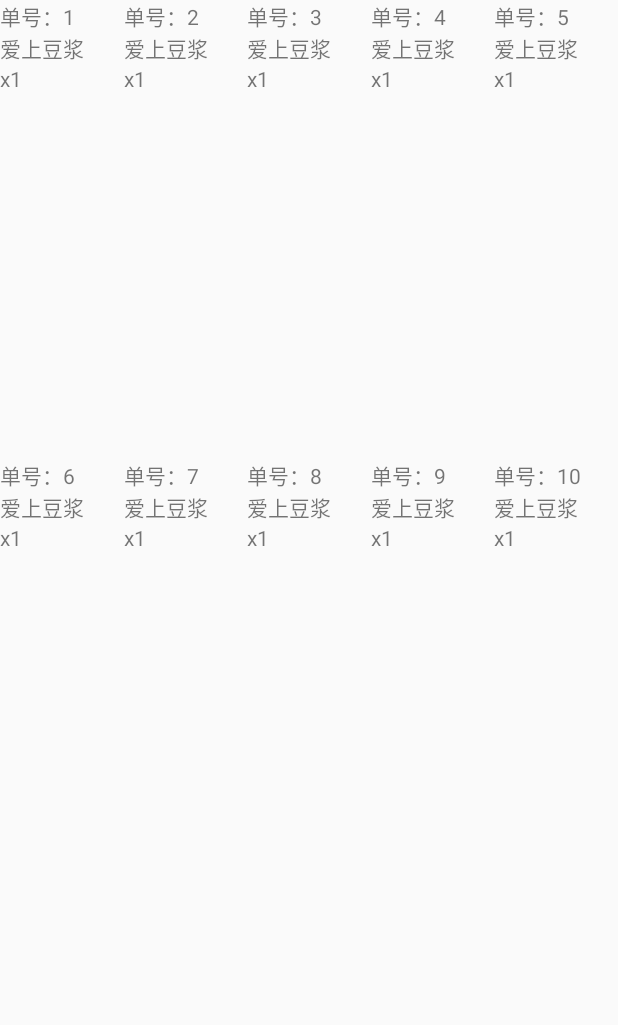
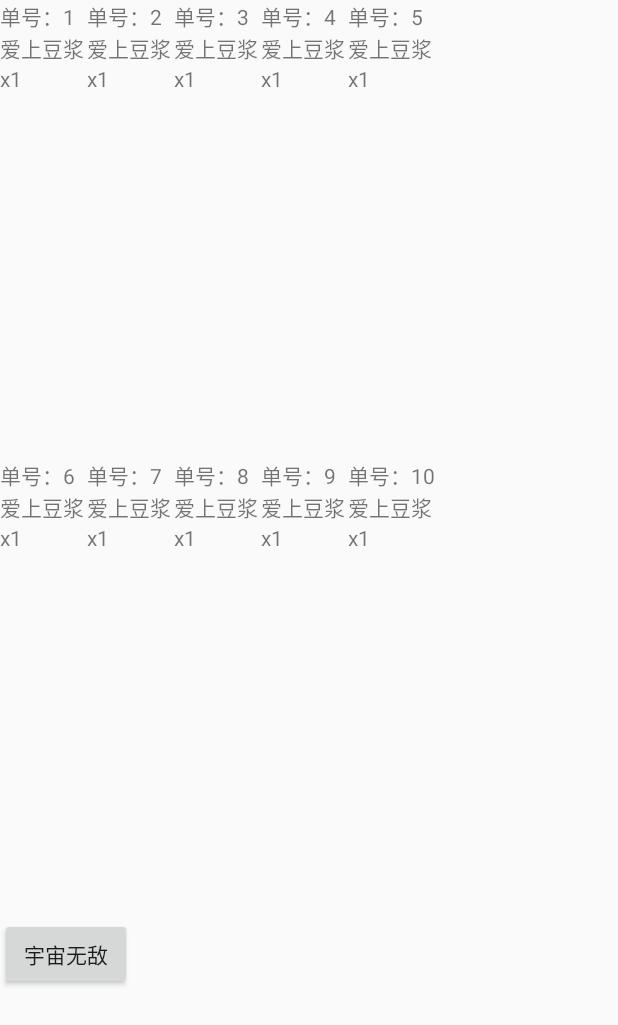
Before and after one commit to Rachel-hsw/TestEverything, an Android app: the RecycleViewTwoActivity screen opened directly, with no data from a screen before it, on a phone screen of 412 x 824 dp. Shown: the top 1025 px of the screen. Run offline under Robolectric (Android 15) with nearby library versions, the phone set to English and light mode, and no system bars; Roboto replaces fonts that are not available here.

Commit message:
研究adapter

```diff
--- a/app/src/main/java/com/example/pc/testeverything/Activity/culActivity.java
+++ b/app/src/main/java/com/example/pc/testeverything/Activity/culActivity.java
@@ -7,7 +7,6 @@ import android.support.v7.app.AppCompatActivity;
 import android.view.View;
 import android.widget.Button;
 import android.widget.EditText;
-import android.widget.Switch;
 
 import com.example.pc.testeverything.R;
 
@@ -25,7 +24,6 @@ public class culActivity extends AppCompatActivity implements View.OnClickListen
             btn_subtract, btn_multiply, btn_divide;
     EditText et_result;
     EditText et_cul;
-
     boolean clear_flag;
     BigDecimal leftVal = new BigDecimal("0");
     BigDecimal culVal = new BigDecimal("0");
--- a/app/src/main/java/com/example/pc/testeverything/Recyclerview/OrderAdapter.java
+++ b/app/src/main/java/com/example/pc/testeverything/Recyclerview/OrderAdapter.java
@@ -3,10 +3,10 @@ package com.example.pc.testeverything.Recyclerview;
 import android.content.Context;
 import android.support.v7.widget.LinearLayoutManager;
 import android.support.v7.widget.RecyclerView;
+import android.util.Log;
 import android.view.LayoutInflater;
 import android.view.View;
 import android.view.ViewGroup;
-import android.widget.LinearLayout;
 import android.widget.TextView;
 
 import com.example.pc.testeverything.R;
@@ -17,7 +17,7 @@ import java.util.List;
  * Created by PC on 2018/8/3.
  */
 
-public class OrderAdapter extends RecyclerView.Adapter {
+public class OrderAdapter extends RecyclerView.Adapter<OrderAdapter.ViewHolder> {
     private Context context;
     private List<Order> orderList;
 
@@ -26,38 +26,75 @@ public class OrderAdapter extends RecyclerView.Adapter {
         this.orderList = orderList;
     }
 
-    class ViewHolder extends RecyclerView.ViewHolder {
+
+    class ViewHolder extends RecyclerView.ViewHolder implements View.OnClickListener {
         RecyclerView rl_details;
         TextView orderNumber;
+        private Order order;
 
         public ViewHolder(View itemView) {
             super(itemView);
             orderNumber = (TextView) itemView.findViewById(R.id.orderNumber);
             rl_details = (RecyclerView) itemView.findViewById(R.id.rl_details);
+            itemView.setOnClickListener(new View.OnClickListener() {
+                @Override
+                public void onClick(View v) {
 
+                }
+            });
+
+        }
+
+        public void bindData(Order order, int position) {
+            this.order = order;
+        }
+
+        public void setStyle() {
+            orderNumber.setText("hhhhhhhhhhhhhhhh");
+        }
+
+        @Override
+        public void onClick(View v) {
+            switch (v.getId()) {
+                case R.id.orderNumber:
+                    orderNumber.setText("ddddddd");
+                    break;
+            }
+        }
+
+        public void setListener() {
+            orderNumber.setOnClickListener(this);
         }
     }
 
     @Override
-    public RecyclerView.ViewHolder onCreateViewHolder(ViewGroup parent, int viewType) {
+    public ViewHolder onCreateViewHolder(ViewGroup parent, int viewType) {
+        Log.i("ddddddddddd", "dddddddd3");
         ViewHolder viewHolder = new ViewHolder(LayoutInflater.from(context).inflate(R.layout.order_layout, parent, false));
         return viewHolder;
     }
 
     @Override
-    public void onBindViewHolder(RecyclerView.ViewHolder holder, int position) {
+    public void onBindViewHolder(ViewHolder holder, int position) {
+        Log.i("ddddddddddd", "dddddddd4");
         Order order = orderList.get(position);
-        ((ViewHolder) holder).orderNumber.setText(order.getOrderNumber());
+        holder.orderNumber.setText(order.getOrderNumber());
         OrderDetailAdapter adapter = new OrderDetailAdapter(context, order.getOrderDetailList());
         LinearLayoutManager linear = new LinearLayoutManager(context);
-        ((ViewHolder) holder).rl_details.setLayoutManager(linear);
-        ((ViewHolder) holder).rl_details.setAdapter(adapter);
-
+        holder.rl_details.setLayoutManager(linear);
+        holder.rl_details.setAdapter(adapter);
+        holder.bindData(order, position);
+        holder.setListener();
     }
 
-
+    /**
+     * 最先调用
+     *
+     * @return
+     */
     @Override
     public int getItemCount() {
+        Log.i("ddddddddddd", "dddddddd5");
         //如果getItemCount为0，则其他两个方法都不会执行
         return orderList.size();
     }
--- a/app/src/main/java/com/example/pc/testeverything/Recyclerview/RecycleViewTwoActivity.java
+++ b/app/src/main/java/com/example/pc/testeverything/Recyclerview/RecycleViewTwoActivity.java
@@ -4,9 +4,10 @@ import android.app.Activity;
 import android.os.Bundle;
 import android.support.annotation.Nullable;
 import android.support.v7.widget.GridLayoutManager;
-import android.support.v7.widget.LinearLayoutManager;
 import android.support.v7.widget.RecyclerView;
-import android.widget.LinearLayout;
+import android.util.Log;
+import android.view.View;
+import android.widget.Button;
 
 import com.example.pc.testeverything.R;
 
@@ -19,6 +20,7 @@ import java.util.List;
 
 public class RecycleViewTwoActivity extends Activity {
     private List<Order> orders = new ArrayList<>();
+    private OrderAdapter orderAdapter;
 
     @Override
     protected void onCreate(@Nullable Bundle savedInstanceState) {
@@ -28,8 +30,30 @@ public class RecycleViewTwoActivity extends Activity {
         RecyclerView recyclerView = (RecyclerView) findViewById(R.id.rl_orders);
         GridLayoutManager gridLayoutManager = new GridLayoutManager(this, 5);
         recyclerView.setLayoutManager(gridLayoutManager);
-        OrderAdapter orderAdapter = new OrderAdapter(this, orders);
+        orderAdapter = new OrderAdapter(this, orders);
         recyclerView.setAdapter(orderAdapter);
+        if (true) {
+            Log.i("ddddddddddd", "dddddddd");
+        }
+        Button button = (Button) findViewById(R.id.button);
+        button.setOnClickListener(new View.OnClickListener() {
+            @Override
+            public void onClick(View v) {
+                List<OrderDetail> orderDetails = new ArrayList<>();
+                orderDetails.add(new OrderDetail("爱上豆浆", "x1"));
+                orderDetails.add(new OrderDetail("爱上豆浆", "x1"));
+                orderDetails.add(new OrderDetail("爱上豆浆", "x1"));
+                orderDetails.add(new OrderDetail("爱上豆浆", "x1"));
+                orderDetails.add(new OrderDetail("爱上豆浆", "x1"));
+                orderDetails.add(new OrderDetail("爱上豆浆", "x1"));
+                orderDetails.add(new OrderDetail("爱上豆浆", "x1"));
+                Order order = new Order("单号：" + (66), "外卖", orderDetails);
+                orders.add(order);
+                Log.i("ddddddddddd", "dddddddd1");
+                orderAdapter.notifyDataSetChanged();
+                Log.i("ddddddddddd", "dddddddd2");
+            }
+        });
     }
 
     private void initOders() {
--- a/app/src/main/res/layout/orders_layout.xml
+++ b/app/src/main/res/layout/orders_layout.xml
@@ -5,9 +5,15 @@
     android:layout_height="match_parent">
 
     <com.example.pc.testeverything.Recyclerview.MyRecyclerView
-        android:layout_width="match_parent"
-        android:layout_height="match_parent"
+        android:layout_width="wrap_content"
+        android:layout_height="wrap_content"
         android:id="@+id/rl_orders">
 
     </com.example.pc.testeverything.Recyclerview.MyRecyclerView>
+
+    <Button
+        android:layout_width="wrap_content"
+        android:layout_height="wrap_content"
+        android:text="宇宙无敌"
+        android:id="@+id/button" />
 </LinearLayout>
```
Also changed, not shown: app/src/main/java/com/example/pc/testeverything/Activity/MainActivity.java (+2 -11 lines), app/src/main/java/com/example/pc/testeverything/gridview/GridAdapter.java (+20 -2 lines), app/src/main/java/com/example/pc/testeverything/gridview/GridViewActivity.java (+12 -6 lines), app/src/main/java/com/example/pc/testeverything/gridview/RippleLinearLayout.java (+7 -0 lines).
